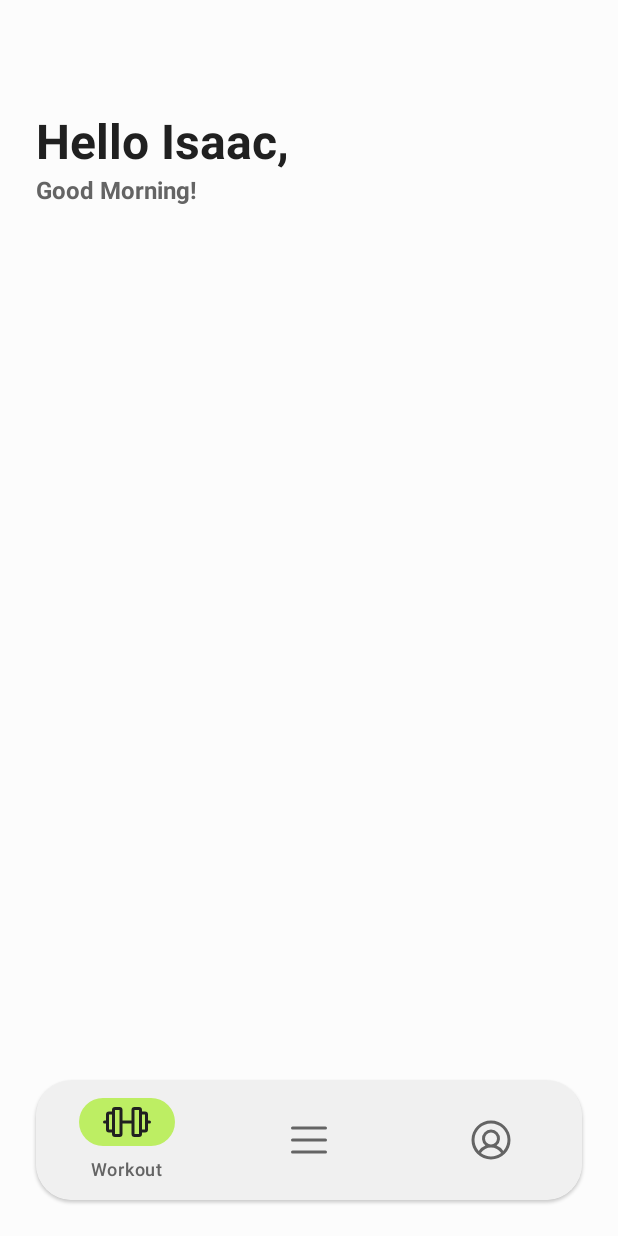
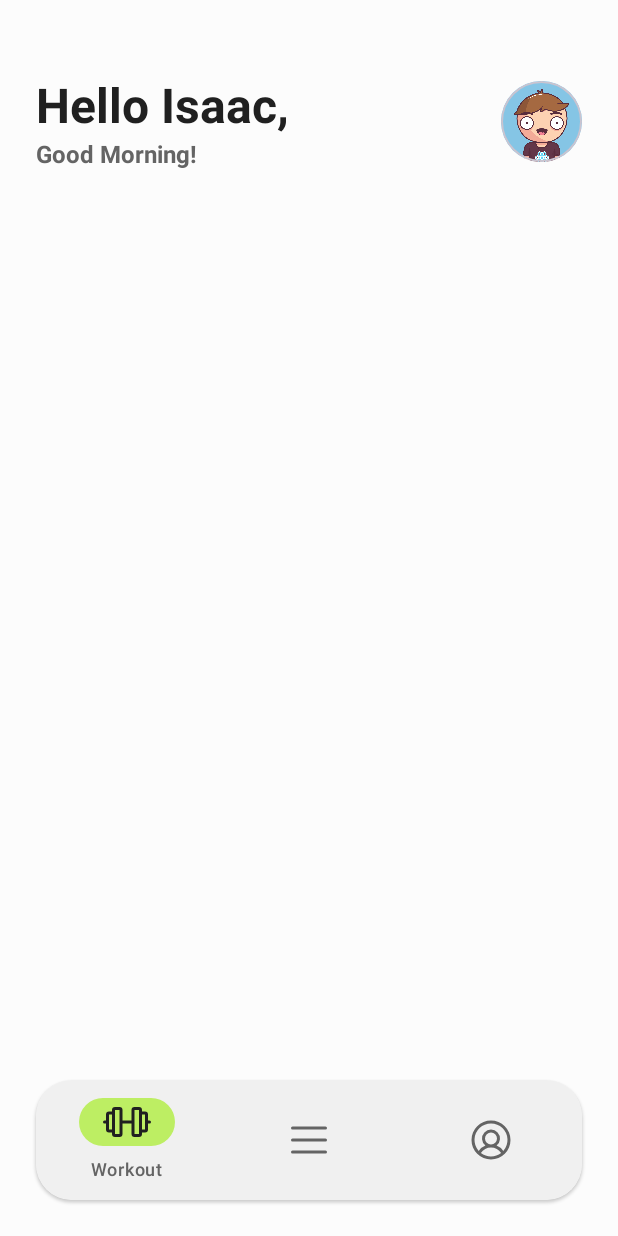
Before and after one commit to eoisaac/wod, an Android app: the WorkoutFragment screen opened directly, with no data from a screen before it, on a phone screen of 412 x 824 dp. Run offline under Robolectric (Android 15) with nearby library versions, the light colour scheme and no system bars.

Commit message:
feat: display user profile pick in workout activity

```diff
--- a/app/src/main/res/layout/fragment_exercises.xml
+++ b/app/src/main/res/layout/fragment_exercises.xml
@@ -20,7 +20,7 @@
                 android:layout_height="0dp"
                 android:text="Exercises Fragment"
                 style="@style/TitleTextStyle"
-                android:layout_marginTop="48dp"
+                android:layout_marginTop="24dp"
                 app:layout_constraintStart_toStartOf="parent"
                 app:layout_constraintEnd_toEndOf="parent"
                 app:layout_constraintTop_toTopOf="parent"
--- a/app/src/main/res/layout/fragment_profile.xml
+++ b/app/src/main/res/layout/fragment_profile.xml
@@ -19,7 +19,7 @@
                 android:layout_height="0dp"
                 android:text="Profile Fragment"
                 style="@style/TitleTextStyle"
-                android:layout_marginTop="48dp"
+                android:layout_marginTop="24dp"
                 app:layout_constraintStart_toStartOf="parent"
                 app:layout_constraintEnd_toEndOf="parent"
                 app:layout_constraintTop_toTopOf="parent"
--- a/app/src/main/res/layout/fragment_workout.xml
+++ b/app/src/main/res/layout/fragment_workout.xml
@@ -15,28 +15,42 @@
     >
         <com.google.android.material.textview.MaterialTextView
                 android:id="@+id/greeting_text_view"
-                android:layout_width="match_parent"
-                android:layout_height="0dp"
+                android:layout_width="wrap_content"
+                android:layout_height="wrap_content"
                 android:text="Hello Isaac,"
                 style="@style/TitleTextStyle"
-                android:layout_marginTop="48dp"
+                android:layout_marginTop="24dp"
                 app:layout_constraintStart_toStartOf="parent"
-                app:layout_constraintEnd_toEndOf="parent"
                 app:layout_constraintTop_toTopOf="parent"
         />
 
         <com.google.android.material.textview.MaterialTextView
                 android:id="@+id/time_of_day_text_view"
-                android:layout_width="match_parent"
-                android:layout_height="0dp"
+                android:layout_width="wrap_content"
+                android:layout_height="wrap_content"
                 android:text="Good Morning!"
                 android:textSize="16sp"
                 android:textStyle="bold"
                 android:textColor="@color/gray_11"
-                app:layout_constraintStart_toStartOf="parent"
-                app:layout_constraintEnd_toEndOf="parent"
+                app:layout_constraintStart_toStartOf="@id/greeting_text_view"
                 app:layout_constraintTop_toBottomOf="@id/greeting_text_view"
         />
 
+        <com.google.android.material.card.MaterialCardView
+                android:id="@+id/profile_picture_card_view"
+                android:layout_width="54dp"
+                android:layout_height="54dp"
+                app:cardCornerRadius="999dp"
+                app:layout_constraintEnd_toEndOf="parent"
+                app:layout_constraintTop_toTopOf="@+id/greeting_text_view"
+                app:layout_constraintBottom_toBottomOf="@+id/time_of_day_text_view"
+        >
+            <com.google.android.material.imageview.ShapeableImageView
+                    android:layout_width="wrap_content"
+                    android:layout_height="wrap_content"
+                    android:src="@drawable/user_picture"
+            />
+        </com.google.android.material.card.MaterialCardView>
+
     </androidx.constraintlayout.widget.ConstraintLayout>
 </FrameLayout>
```
Also changed, not shown: app/src/main/res/drawable/user_picture.png (added).
